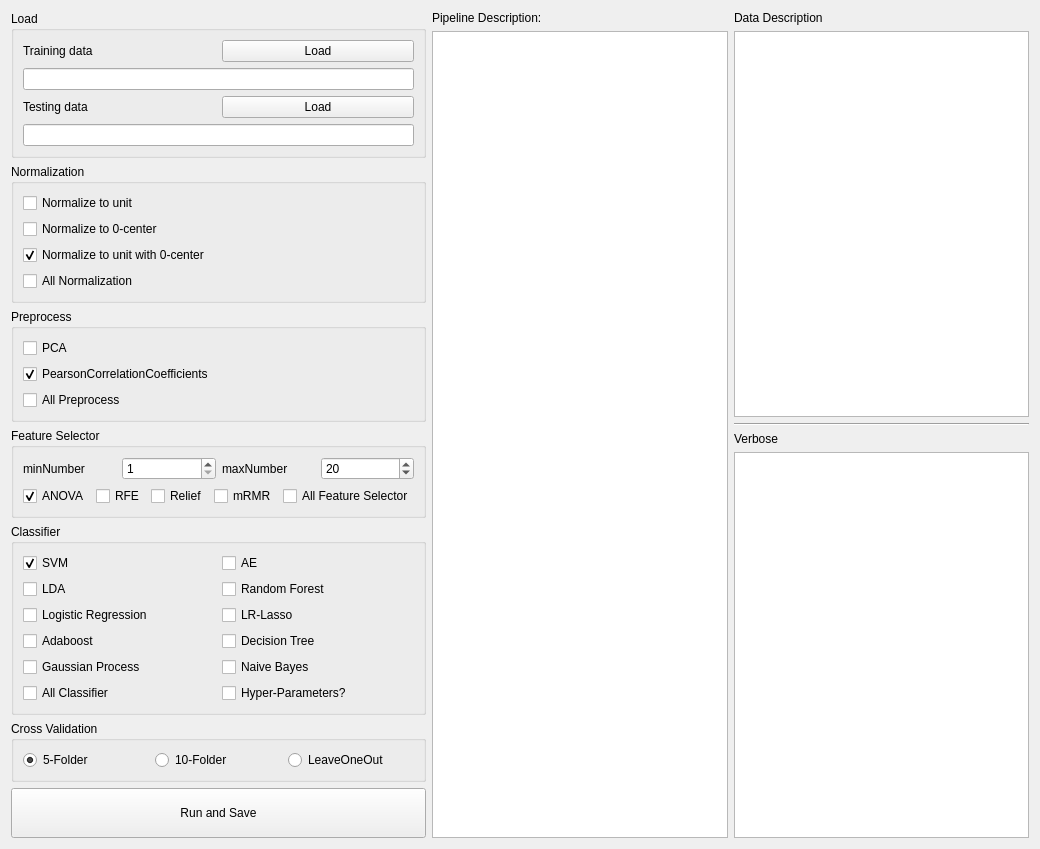
Before: the Qt Designer form GUI/Process.ui in salan668/FAE, drawn with Qt 5.
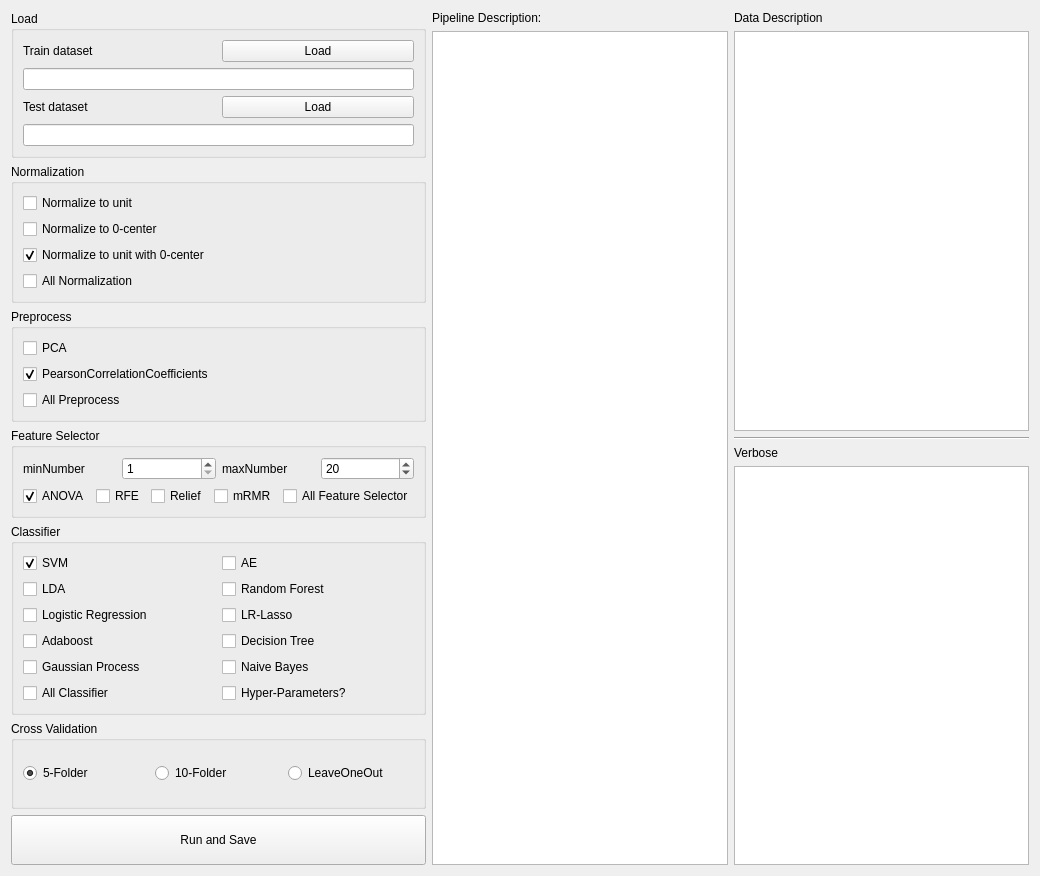
After: the same form once the commit is applied.

```diff
--- a/GUI/Process.ui
+++ b/GUI/Process.ui
@@ -7,7 +7,7 @@
     <x>0</x>
     <y>0</y>
     <width>1040</width>
-    <height>822</height>
+    <height>876</height>
    </rect>
   </property>
   <property name="windowTitle">
@@ -33,7 +33,7 @@
                 <item>
                  <widget class="QLabel" name="label">
                   <property name="text">
-                   <string>Training data</string>
+                   <string>Train dataset</string>
                   </property>
                  </widget>
                 </item>
@@ -58,7 +58,7 @@
                 <item>
                  <widget class="QLabel" name="label_2">
                   <property name="text">
-                   <string>Testing data</string>
+                   <string>Test dataset</string>
                   </property>
                  </widget>
                 </item>
```
